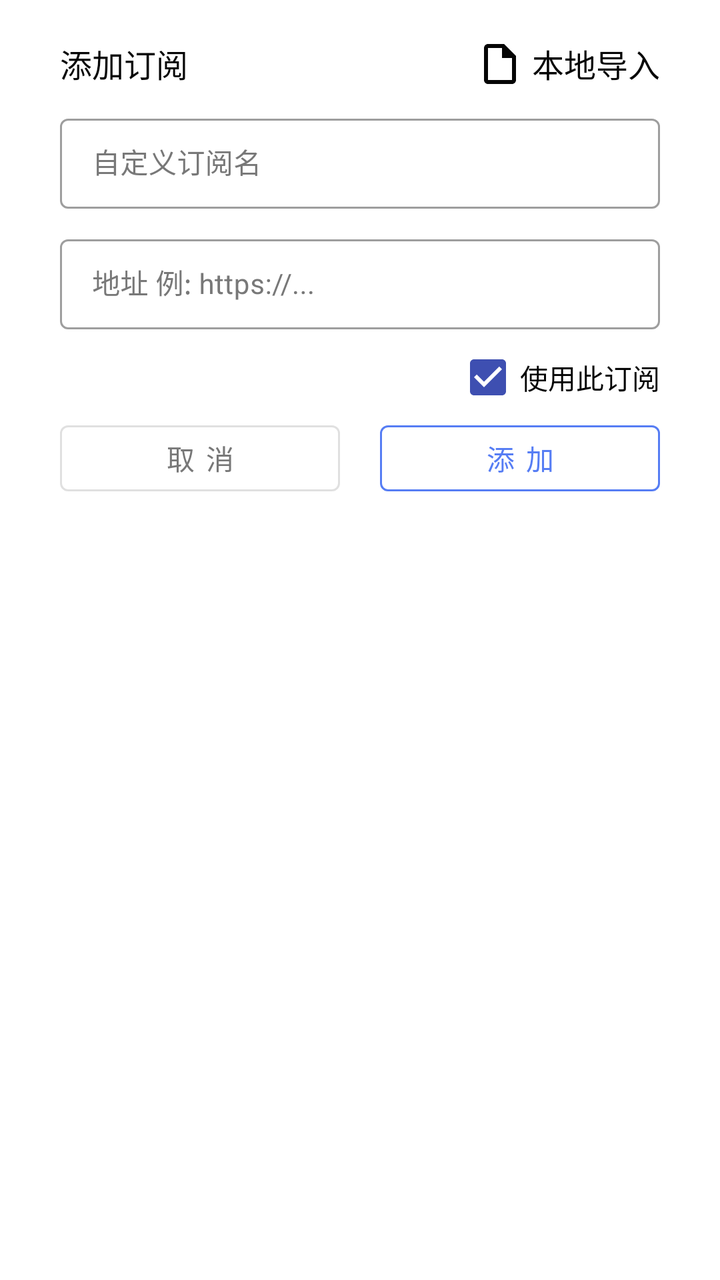
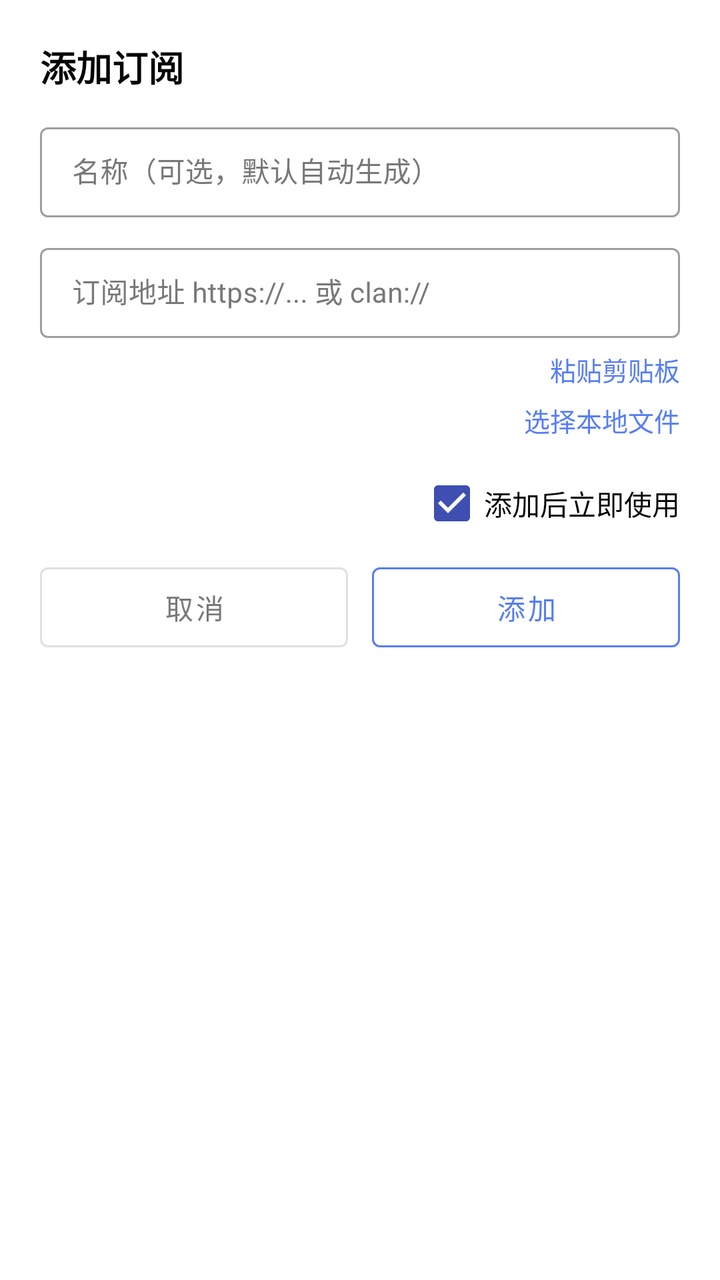

Screens rendered from an Android XML layout before and after an edit, with the pre-edit source and the edit as a unified diff.
<!-- AndroidManifest.xml: application theme AppTheme -->
<!-- res/layout/dialog_input_subsription.xml -->
<?xml version="1.0" encoding="utf-8"?>
<LinearLayout xmlns:android="http://schemas.android.com/apk/res/android"
    android:layout_width="match_parent"
    android:layout_height="wrap_content"
    xmlns:app="http://schemas.android.com/apk/res-auto"
    android:paddingHorizontal="30dp"
    android:orientation="vertical"
    android:paddingVertical="20dp"
    android:background="@drawable/bg_large_round_popup">

    <RelativeLayout
        android:layout_width="match_parent"
        android:layout_height="wrap_content">

        <TextView
            android:id="@+id/tv_title"
            android:text="添加订阅"
            android:textColor="@color/text_foreground"
            android:layout_width="wrap_content"
            android:textSize="16sp"
            android:layout_height="wrap_content"/>

        <TextView
            android:id="@+id/tv_local"
            android:text="本地导入"
            android:textColor="@color/text_foreground"
            android:layout_width="wrap_content"
            android:textSize="16sp"
            android:layout_height="wrap_content"
            android:layout_alignParentRight="true"
            android:drawableLeft="@drawable/ic_file_24"
            android:drawableTint="@color/text_foreground"
            android:drawablePadding="4dp"/>
    </RelativeLayout>

    <com.google.android.material.textfield.TextInputLayout
        android:layout_marginTop="10dp"
        android:layout_width="match_parent"
        style="@style/Widget.MaterialComponents.TextInputLayout.OutlinedBox.Dense"
        android:layout_height="wrap_content"
        android:textColorHint="@color/text_sub_foreground">

        <EditText
            android:id="@+id/et_name"
            android:layout_width="match_parent"
            android:layout_height="wrap_content"
            android:background="@null"
            android:layout_marginTop="10dp"
            android:hint="自定义订阅名"
            android:inputType="textUri"
            android:textColor="@color/text_foreground"
            android:textSize="14sp"
            android:maxLength="10"
            android:singleLine="true"/>

    </com.google.android.material.textfield.TextInputLayout>

    <com.google.android.material.textfield.TextInputLayout
        android:layout_width="match_parent"
        style="@style/Widget.MaterialComponents.TextInputLayout.OutlinedBox.Dense"
        android:layout_height="wrap_content"
        android:layout_marginTop="10dp"
        android:textColorHint="@color/text_sub_foreground">

        <EditText
            android:id="@+id/et_url"
            android:layout_width="match_parent"
            android:layout_height="wrap_content"
            android:background="@null"
            android:layout_marginTop="10dp"
            android:hint="地址 例: https://..."
            android:inputType="textUri"
            android:textColor="@color/text_foreground"
            android:textSize="14sp"/>

    </com.google.android.material.textfield.TextInputLayout>

    <CheckBox
        android:id="@+id/cb_check"
        android:layout_width="wrap_content"
        android:layout_height="wrap_content"
        android:text="使用此订阅"
        android:checked="true"
        android:layout_gravity="end"
        android:textColor="@color/text_foreground"
        />

    <LinearLayout
        android:layout_width="match_parent"
        android:layout_height="wrap_content">

        <com.google.android.material.button.MaterialButton
            android:id="@+id/btn_cancel"
            android:layout_width="0dp"
            android:layout_weight="1"
            android:insetTop="0dp"
            android:insetBottom="0dp"
            android:layout_height="33dp"
            android:layout_marginRight="20dp"
            android:text="取 消"
            android:textColor="@color/text_sub_foreground"
            style="@style/Widget.MaterialComponents.Button.OutlinedButton"/>

        <com.google.android.material.button.MaterialButton
            android:id="@+id/btn_confirm"
            android:layout_width="0dp"
            android:layout_weight="1"
            android:insetTop="0dp"
            android:insetBottom="0dp"
            android:layout_height="33dp"
            style="@style/Widget.MaterialComponents.Button.OutlinedButton"
            app:strokeColor="@color/colorPrimary"
            android:text="添 加"/>

    </LinearLayout>
</LinearLayout>
<!-- resources referenced by this layout -->
<resources>
  <color name="colorPrimary">#567df4</color>
  <color name="text_foreground">#050505</color>
  <color name="text_sub_foreground">#787878</color>
  <!-- drawable bg_large_round_popup (drawable) -->
  <?xml version="1.0" encoding="utf-8"?>
  <shape xmlns:android="http://schemas.android.com/apk/res/android"
  	android:shape="rectangle">
  	<solid
  			android:color="@color/bg_popup" />
  
  	<corners 
  			android:radius="25dp" />
  
  </shape>
  <!-- drawable ic_file_24 (drawable) -->
  <vector android:height="24dp" android:tint="@color/colorPrimary"
      android:viewportHeight="24" android:viewportWidth="24"
      android:width="24dp" xmlns:android="http://schemas.android.com/apk/res/android">
      <path android:fillColor="@android:color/white" android:pathData="M14,2H6c-1.1,0 -1.99,0.9 -1.99,2L4,20c0,1.1 0.89,2 1.99,2H18c1.1,0 2,-0.9 2,-2V8l-6,-6zM6,20V4h7v5h5v11H6z"/>
  </vector>
  <style name="AppTheme" parent="Theme.MaterialComponents.Light.NoActionBar">
          
          <item name="colorPrimary">@color/colorPrimary</item>
          
          <item name="colorAccent">@color/colorAccent</item>
          
          <item name="android:windowBackground">@color/windowBackground</item>
      </style>
  <color name="bg_popup">#FFFFFF</color>
  <color name="colorAccent">#3e4fb1</color>
  <color name="windowBackground">#fff</color>
</resources>

<!-- the commit's change to res/layout/dialog_input_subsription.xml (unified diff, before → after) -->
@@ -1,43 +1,26 @@
 <?xml version="1.0" encoding="utf-8"?>
 <LinearLayout xmlns:android="http://schemas.android.com/apk/res/android"
+    xmlns:app="http://schemas.android.com/apk/res-auto"
     android:layout_width="match_parent"
     android:layout_height="wrap_content"
-    xmlns:app="http://schemas.android.com/apk/res-auto"
-    android:paddingHorizontal="30dp"
+    android:layout_gravity="center"
+    android:background="@drawable/bg_large_round_popup"
     android:orientation="vertical"
-    android:paddingVertical="20dp"
-    android:background="@drawable/bg_large_round_popup">
+    android:padding="20dp">
 
-    <RelativeLayout
+    <TextView
         android:layout_width="match_parent"
-        android:layout_height="wrap_content">
-
-        <TextView
-            android:id="@+id/tv_title"
-            android:text="添加订阅"
-            android:textColor="@color/text_foreground"
-            android:layout_width="wrap_content"
-            android:textSize="16sp"
-            android:layout_height="wrap_content"/>
-
-        <TextView
-            android:id="@+id/tv_local"
-            android:text="本地导入"
-            android:textColor="@color/text_foreground"
-            android:layout_width="wrap_content"
-            android:textSize="16sp"
-            android:layout_height="wrap_content"
-            android:layout_alignParentRight="true"
-            android:drawableLeft="@drawable/ic_file_24"
-            android:drawableTint="@color/text_foreground"
-            android:drawablePadding="4dp"/>
-    </RelativeLayout>
+        android:layout_height="wrap_content"
+        android:text="添加订阅"
+        android:textColor="@color/text_foreground"
+        android:textSize="18sp"
+        android:textStyle="bold" />
 
     <com.google.android.material.textfield.TextInputLayout
-        android:layout_marginTop="10dp"
+        style="@style/Widget.MaterialComponents.TextInputLayout.OutlinedBox.Dense"
         android:layout_width="match_parent"
-        style="@style/Widget.MaterialComponents.TextInputLayout.OutlinedBox.Dense"
         android:layout_height="wrap_content"
+        android:layout_marginTop="12dp"
         android:textColorHint="@color/text_sub_foreground">
 
         <EditText
@@ -45,19 +28,17 @@
             android:layout_width="match_parent"
             android:layout_height="wrap_content"
             android:background="@null"
-            android:layout_marginTop="10dp"
-            android:hint="自定义订阅名"
-            android:inputType="textUri"
+            android:hint="名称（可选，默认自动生成）"
+            android:inputType="text"
+            android:maxLength="16"
+            android:singleLine="true"
             android:textColor="@color/text_foreground"
-            android:textSize="14sp"
-            android:maxLength="10"
-            android:singleLine="true"/>
-
+            android:textSize="14sp" />
     </com.google.android.material.textfield.TextInputLayout>
 
     <com.google.android.material.textfield.TextInputLayout
+        style="@style/Widget.MaterialComponents.TextInputLayout.OutlinedBox.Dense"
         android:layout_width="match_parent"
-        style="@style/Widget.MaterialComponents.TextInputLayout.OutlinedBox.Dense"
         android:layout_height="wrap_content"
         android:layout_marginTop="10dp"
         android:textColorHint="@color/text_sub_foreground">
@@ -67,50 +48,71 @@
             android:layout_width="match_parent"
             android:layout_height="wrap_content"
             android:background="@null"
-            android:layout_marginTop="10dp"
-            android:hint="地址 例: https://..."
+            android:hint="订阅地址 https://... 或 clan://"
             android:inputType="textUri"
+            android:minLines="2"
             android:textColor="@color/text_foreground"
-            android:textSize="14sp"/>
+            android:textSize="14sp" />
+    </com.google.android.material.textfield.TextInputLayout>
 
-    </com.google.android.material.textfield.TextInputLayout>
+    <TextView
+        android:id="@+id/tv_paste"
+        android:layout_width="wrap_content"
+        android:layout_height="wrap_content"
+        android:layout_gravity="end"
+        android:paddingTop="6dp"
+        android:paddingBottom="4dp"
+        android:text="粘贴剪贴板"
+        android:textColor="@color/colorPrimary"
+        android:textSize="13sp" />
+
+    <TextView
+        android:id="@+id/tv_local"
+        android:layout_width="wrap_content"
+        android:layout_height="wrap_content"
+        android:layout_gravity="end"
+        android:paddingTop="2dp"
+        android:paddingBottom="8dp"
+        android:text="选择本地文件"
+        android:textColor="@color/colorPrimary"
+        android:textSize="13sp" />
 
     <CheckBox
         android:id="@+id/cb_check"
         android:layout_width="wrap_content"
         android:layout_height="wrap_content"
-        android:text="使用此订阅"
+        android:layout_gravity="end"
         android:checked="true"
-        android:layout_gravity="end"
-        android:textColor="@color/text_foreground"
-        />
+        android:text="添加后立即使用"
+        android:textColor="@color/text_foreground" />
 
     <LinearLayout
         android:layout_width="match_parent"
-        android:layout_height="wrap_content">
+        android:layout_height="wrap_content"
+        android:layout_marginTop="8dp"
+        android:orientation="horizontal">
 
         <com.google.android.material.button.MaterialButton
             android:id="@+id/btn_cancel"
+            style="@style/Widget.MaterialComponents.Button.OutlinedButton"
             android:layout_width="0dp"
+            android:layout_height="40dp"
+            android:layout_marginRight="12dp"
             android:layout_weight="1"
             android:insetTop="0dp"
             android:insetBottom="0dp"
-            android:layout_height="33dp"
-            android:layout_marginRight="20dp"
-            android:text="取 消"
-            android:textColor="@color/text_sub_foreground"
-            style="@style/Widget.MaterialComponents.Button.OutlinedButton"/>
+            android:text="取消"
+            android:textColor="@color/text_sub_foreground" />
 
         <com.google.android.material.button.MaterialButton
             android:id="@+id/btn_confirm"
+            style="@style/Widget.MaterialComponents.Button.OutlinedButton"
             android:layout_width="0dp"
+            android:layout_height="40dp"
             android:layout_weight="1"
             android:insetTop="0dp"
             android:insetBottom="0dp"
-            android:layout_height="33dp"
-            style="@style/Widget.MaterialComponents.Button.OutlinedButton"
-            app:strokeColor="@color/colorPrimary"
-            android:text="添 加"/>
-
+            android:text="添加"
+            app:strokeColor="@color/colorPrimary" />
     </LinearLayout>
 </LinearLayout>
<!-- resource entries referenced after the edit -->
@@ -14,12 +14,6 @@
   			android:radius="25dp" />
   
   </shape>
-  <!-- drawable ic_file_24 (drawable) -->
-  <vector android:height="24dp" android:tint="@color/colorPrimary"
-      android:viewportHeight="24" android:viewportWidth="24"
-      android:width="24dp" xmlns:android="http://schemas.android.com/apk/res/android">
-      <path android:fillColor="@android:color/white" android:pathData="M14,2H6c-1.1,0 -1.99,0.9 -1.99,2L4,20c0,1.1 0.89,2 1.99,2H18c1.1,0 2,-0.9 2,-2V8l-6,-6zM6,20V4h7v5h5v11H6z"/>
-  </vector>
   <style name="AppTheme" parent="Theme.MaterialComponents.Light.NoActionBar">
           
           <item name="colorPrimary">@color/colorPrimary</item>
